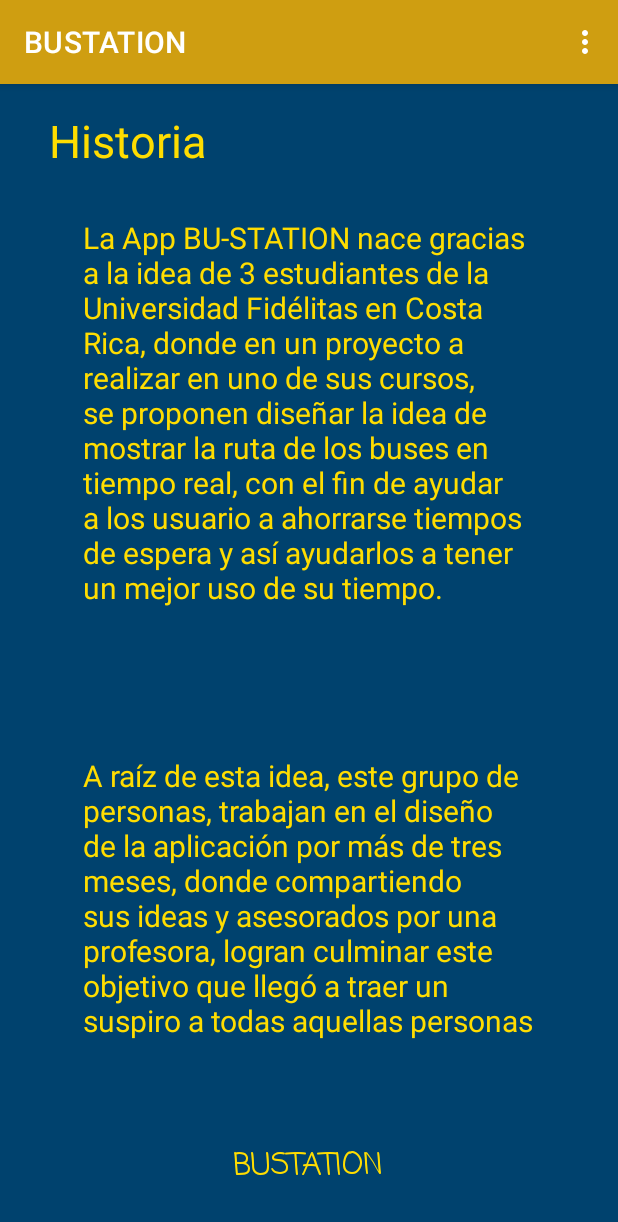
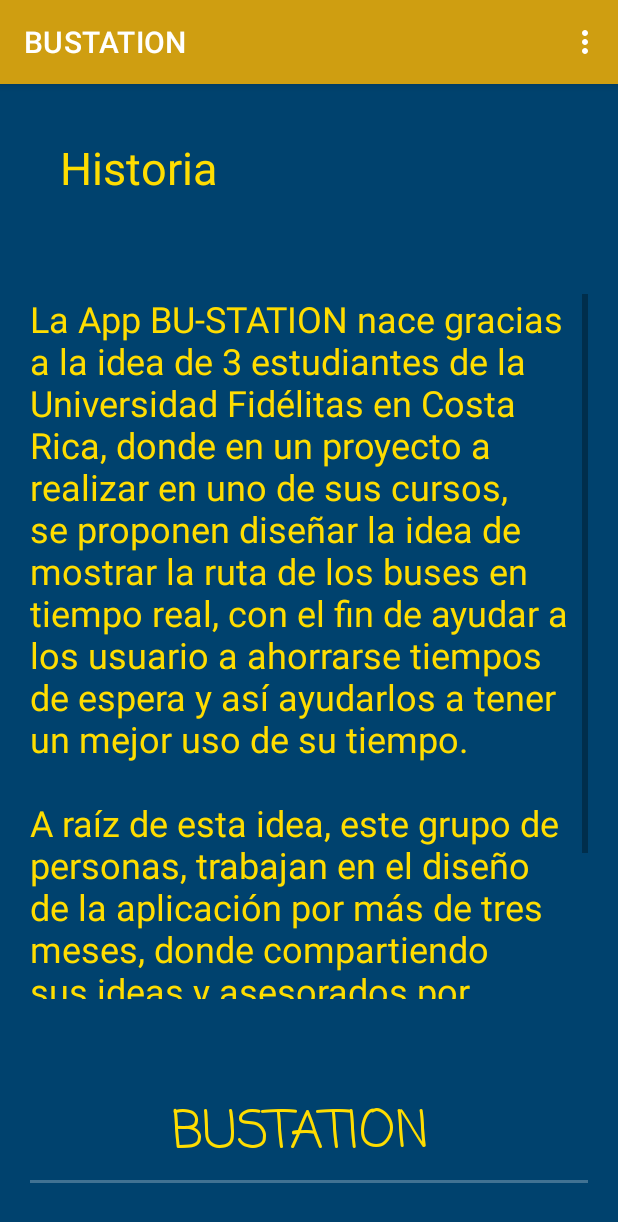
Before and after one commit to MarioMolina23/Proyecto_PrograMovil, an Android app: the Historia screen opened directly, with no data from a screen before it, on a phone screen of 412 x 824 dp. Shown: the top 1222 px of the screen. Run offline under Robolectric (Android 15) with nearby library versions, the phone set to English and light mode, and no system bars; our stand-ins replace Firebase (no records; nobody signed in at launch, a user with empty details on screens opened directly); Roboto replaces fonts that are not available here.

Commit message:
Placeholders, scroll view y textos en carpeta string para internacionalización

```diff
--- a/app/src/main/res/layout/activity_historia.xml
+++ b/app/src/main/res/layout/activity_historia.xml
@@ -1,94 +1,79 @@
 <?xml version="1.0" encoding="utf-8"?>
-<androidx.constraintlayout.widget.ConstraintLayout xmlns:android="http://schemas.android.com/apk/res/android"
+
+<androidx.constraintlayout.widget.ConstraintLayout
+    xmlns:android="http://schemas.android.com/apk/res/android"
     xmlns:app="http://schemas.android.com/apk/res-auto"
     xmlns:tools="http://schemas.android.com/tools"
+    android:orientation="vertical"
     android:layout_width="match_parent"
     android:layout_height="match_parent"
-    tools:context=".Historia">
+    android:background="#00426E"
+    android:padding="20sp">
+    <!--xmlns:tools="http://schemas.android.com/tools"
+    tools:layout_editor_absoluteX="0dp"
+    tools:layout_editor_absoluteY="17dp"
+    tools:context=".Historia"-->
 
-    <LinearLayout
-        android:layout_width="match_parent"
-        android:layout_height="match_parent"
+    <TextView
+        android:id="@+id/tv_historia"
+        android:layout_width="124dp"
+        android:layout_height="wrap_content"
+        android:layout_marginStart="20dp"
+        android:layout_marginTop="15dp"
+        android:text="@string/tv_historia_titulo"
+        android:textColor="#FFDD00"
+        android:textSize="30sp"
+        app:layout_constraintStart_toStartOf="parent"
+        app:layout_constraintTop_toTopOf="parent" />
+
+    <ScrollView
+        android:id="@+id/scrollView2"
+        android:layout_width="wrap_content"
+        android:layout_height="470dp"
         android:background="#00426E"
         android:orientation="vertical"
-        tools:layout_editor_absoluteX="0dp"
-        tools:layout_editor_absoluteY="17dp"></LinearLayout>
+        app:layout_constraintBottom_toTopOf="@+id/tv_bustation"
+        app:layout_constraintEnd_toEndOf="parent"
+        app:layout_constraintStart_toStartOf="parent"
+        app:layout_constraintTop_toBottomOf="@+id/tv_historia">
+        <!--tools:context=".Historia"
+        tools:layout_editor_absoluteX="16dp">-->
+
+        <TextView
+            android:id="@+id/tv_descripcion"
+            android:layout_width="match_parent"
+            android:layout_height="wrap_content"
+            android:layout_gravity="center_horizontal"
+            android:text="@string/tv_historia"
+            android:textColor="#FFDD00"
+            android:textSize="24sp" />
+    </ScrollView>
 
     <TextView
-        android:id="@+id/textView13"
-        android:layout_width="342dp"
-        android:layout_height="314dp"
-        android:layout_marginStart="20dp"
-        android:layout_marginTop="10dp"
-        android:layout_marginEnd="20dp"
-        android:padding="20dp"
-        android:paddingStart="20dp"
-        android:paddingLeft="20dp"
-        android:paddingTop="20dp"
-        android:paddingEnd="20dp"
-        android:paddingRight="20dp"
-        android:paddingBottom="0dp"
-        android:text="La App BU-STATION nace gracias a la idea de 3 estudiantes de la Universidad Fidélitas en Costa Rica, donde en un proyecto a realizar en uno de sus cursos, se proponen diseñar la idea de mostrar la ruta de los buses en tiempo real, con el fin de ayudar a los usuario a ahorrarse tiempos de espera y así ayudarlos a tener un mejor uso de su tiempo."
+        android:id="@+id/tv_bustation"
+        android:layout_width="183dp"
+        android:layout_height="wrap_content"
+        android:layout_marginBottom="5dp"
+        android:fontFamily="casual"
+        android:text="@string/tv_titulo_inicio"
         android:textColor="#FFDD00"
-        android:textSize="20sp"
+        android:textSize="34sp"
+        app:layout_constraintBottom_toTopOf="@+id/divider2"
+        app:layout_constraintEnd_toEndOf="parent"
+        app:layout_constraintStart_toStartOf="parent" />
+
+    <View
+        android:id="@+id/divider2"
+        android:layout_width="409dp"
+        android:layout_height="2dp"
+        android:layout_marginBottom="15dp"
+        android:background="#41000000"
+        android:backgroundTint="#FFFFFF"
+        android:clickable="false"
         app:layout_constraintBottom_toBottomOf="parent"
         app:layout_constraintEnd_toEndOf="parent"
+        app:layout_constraintHorizontal_bias="0.0"
         app:layout_constraintStart_toStartOf="parent"
-        app:layout_constraintTop_toBottomOf="@+id/textView12"
-        app:layout_constraintVertical_bias="0.002" />
-
-    <TextView
-        android:id="@+id/textView15"
-        android:layout_width="wrap_content"
-        android:layout_height="wrap_content"
-        android:layout_marginTop="10dp"
-        android:layout_marginBottom="10dp"
-        android:fontFamily="casual"
-        android:text="BUSTATION"
-        android:textColor="#FFDD00"
-        android:textSize="20sp"
-        app:layout_constraintBottom_toBottomOf="parent"
-        app:layout_constraintEnd_toEndOf="parent"
-        app:layout_constraintHorizontal_bias="0.498"
-        app:layout_constraintStart_toStartOf="parent"
-        app:layout_constraintTop_toBottomOf="@+id/textView14"
-        app:layout_constraintVertical_bias="0.413" />
-
-    <TextView
-        android:id="@+id/textView14"
-        android:layout_width="342dp"
-        android:layout_height="254dp"
-        android:layout_marginStart="20dp"
-        android:layout_marginEnd="20dp"
-        android:padding="20dp"
-        android:paddingStart="20dp"
-        android:paddingLeft="20dp"
-        android:paddingTop="0dp"
-        android:paddingEnd="20dp"
-        android:paddingRight="20dp"
-        android:paddingBottom="0dp"
-        android:text="A raíz de esta idea, este grupo de personas, trabajan en el diseño de la aplicación por más de tres meses, donde compartiendo sus ideas y asesorados por una profesora, logran culminar este objetivo que llegó a traer un suspiro a todas aquellas personas "
-        android:textColor="#FFDD00"
-        android:textSize="20sp"
-        app:layout_constraintBottom_toBottomOf="parent"
-        app:layout_constraintEnd_toEndOf="parent"
-        app:layout_constraintHorizontal_bias="0.517"
-        app:layout_constraintStart_toStartOf="parent"
-        app:layout_constraintTop_toTopOf="parent"
-        app:layout_constraintVertical_bias="0.832" />
-
-    <TextView
-        android:id="@+id/textView12"
-        android:layout_width="wrap_content"
-        android:layout_height="wrap_content"
-        android:text="Historia"
-        android:textColor="#FFDD00"
-        android:textSize="30sp"
-        app:layout_constraintBottom_toBottomOf="parent"
-        app:layout_constraintEnd_toEndOf="parent"
-        app:layout_constraintHorizontal_bias="0.107"
-        app:layout_constraintStart_toStartOf="parent"
-        app:layout_constraintTop_toTopOf="parent"
-        app:layout_constraintVertical_bias="0.024" />
+        app:layout_constraintVertical_bias="0.539" />
 
 </androidx.constraintlayout.widget.ConstraintLayout>
--- a/app/src/main/res/layout/activity_inicio_sesion.xml
+++ b/app/src/main/res/layout/activity_inicio_sesion.xml
@@ -97,7 +97,7 @@
             android:ems="10"
             android:fontFamily="sans-serif-black"
             android:inputType="textEmailAddress"
-            android:text="@string/ph_correo"
+            android:hint="@string/ph_correo"
             android:textColor="@color/white"
             android:textSize="20sp"
             app:layout_constraintEnd_toEndOf="parent"
@@ -113,7 +113,7 @@
             android:ems="10"
             android:fontFamily="sans-serif-black"
             android:inputType="textPassword"
-            android:text="@string/ph_contrasena"
+            android:hint="@string/ph_contrasena"
             android:textColor="@color/white"
             android:textSize="20sp"
             app:layout_constraintEnd_toEndOf="parent"
--- a/app/src/main/res/layout/activity_main.xml
+++ b/app/src/main/res/layout/activity_main.xml
@@ -1,5 +1,6 @@
 <?xml version="1.0" encoding="utf-8"?>
-<LinearLayout xmlns:android="http://schemas.android.com/apk/res/android"
+<LinearLayout
+    xmlns:android="http://schemas.android.com/apk/res/android"
     xmlns:app="http://schemas.android.com/apk/res-auto"
     xmlns:tools="http://schemas.android.com/tools"
     android:layout_width="match_parent"
--- a/app/src/main/res/layout/activity_registrarse.xml
+++ b/app/src/main/res/layout/activity_registrarse.xml
@@ -81,7 +81,7 @@
             android:ems="10"
             android:fontFamily="sans-serif-black"
             android:inputType="textEmailAddress"
-            android:text="@string/ph_correo"
+            android:hint="@string/ph_correo"
             android:textColor="@color/white"
             android:textSize="20sp"
             app:layout_constraintEnd_toEndOf="parent"
@@ -121,7 +121,7 @@
             android:ems="10"
             android:fontFamily="sans-serif-black"
             android:inputType="textPassword"
-            android:text="@string/ph_contrasena"
+            android:hint="@string/ph_contrasena"
             android:textColor="@color/white"
             android:textSize="20sp"
             app:layout_constraintEnd_toEndOf="parent"
--- a/app/src/main/res/values/strings.xml
+++ b/app/src/main/res/values/strings.xml
@@ -40,4 +40,13 @@
     <string name="equipo">Equipo</string>
     <string name="acerca_de">Acerca de</string>
     <string name="cerrar_sesion">Cerrar Sesión</string>
+
+    <!-- Pagina historia-->
+    <string name="tv_historia">La App BU-STATION nace gracias a la idea de 3 estudiantes de la Universidad Fidélitas en Costa Rica, donde en un proyecto a realizar en uno de sus cursos, se proponen diseñar la idea de mostrar la ruta de los buses en tiempo real, con el fin de ayudar a los usuario a ahorrarse tiempos de espera y así ayudarlos a tener un mejor uso de su tiempo.\n\nA raíz de esta idea, este grupo de personas, trabajan en el diseño de la aplicación por más de tres meses, donde compartiendo sus ideas y asesorados por una profesora, logran culminar este objetivo que llegó a traer un suspiro a todas aquellas personas.</string>
+    <string name="tv_historia_titulo">Historia</string>
+
+    <!-- Pagina terminos-->
+    <string name="tv_terminos">El titular se reserva el derecho de realizar cualquier tipo de modificación en el sitio web en cualquier momento y sin previo aviso, el usuario acepta dichas modificaciones.\n\nLa presente describe los términos y condiciones aplicables al uso del contenido, productos y/o servicios del sitio web y la app de &quot;BU-STATION&quot;. Para hacer uso del contenido, productos y/o servicios del sitio web el usuario deberá sujetarse a los presentes términos y condiciones.\n</string>
+    <string name="tv_terminos_titulo">Términos de Uso</string>
+
 </resources>
```
Also changed, not shown: app/src/main/java/com/proyecto_movil/Main_Home.kt (+4 -4 lines), app/src/main/res/layout/activity_equipo.xml (+16 -7 lines), app/src/main/res/layout/activity_terminos.xml (+39 -51 lines).
